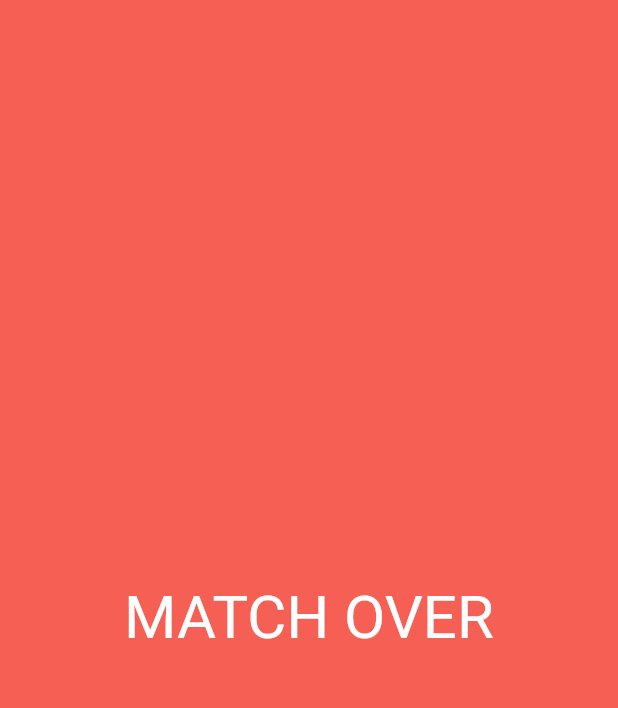
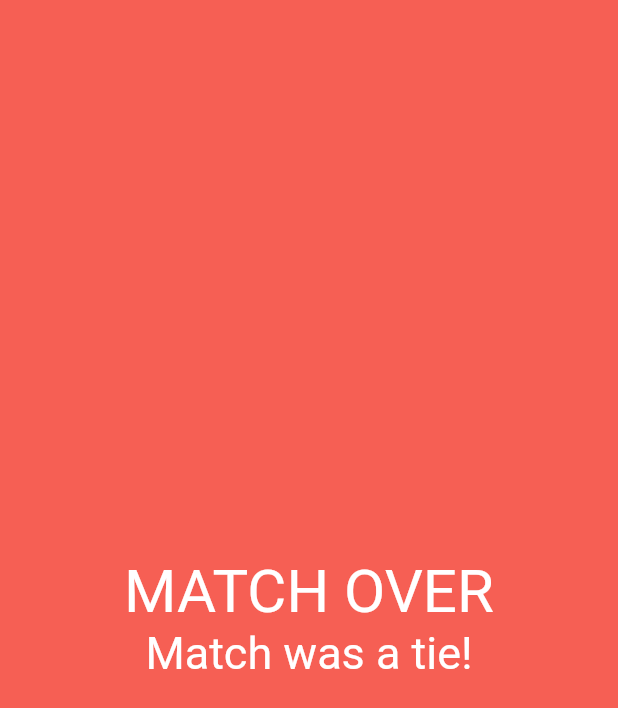
Before and after one commit to Kyoshiin/Hand-Cricket, a Flutter app: the MatchOverScreen screen opened directly, on a phone screen of 412 x 824 dp. Shown: the top 708 px of the screen. Run offline on Flutter 3.47's test engine with Material 2 defaults, Android fonts, the phone set to English and light mode, and no system bars.

Commit message:
Match result logic added

```diff
--- a/lib/Game_Logic.dart
+++ b/lib/Game_Logic.dart
@@ -1,17 +1,16 @@
-import 'package:flutter/cupertino.dart';
 import 'package:hand_cricket_flutter/components/ImageHandler.dart';
 
 class GameLogic {
-  static int _cpuWkts=0;
+  static int _cpuWkts = 0;
   static int _playerWkts = 0;
-  static int _cpuRuns=0;
+  static int _cpuRuns = 0;
   static int _playerRuns = 0;
   static String _choice;
   int playerHand;
   int cpuHand;
 
-  void setPLayerChoice(String s){
-    _choice =s;
+  void setPLayerChoice(String s) {
+    _choice = s;
   }
 
   void setWickets(int w) {
@@ -24,7 +23,7 @@ class GameLogic {
   }
 
   int getScoreDiff() {
-    return _choice =='bat'? _playerRuns - _cpuRuns : _cpuRuns - _playerRuns;
+    return _choice == 'bat' ? _playerRuns - _cpuRuns : _cpuRuns - _playerRuns;
   }
 
   String getcpuWickets() {
@@ -43,33 +42,56 @@ class GameLogic {
     return _playerRuns.toString();
   }
 
-  bool checkHandBatting() { //return true for fall of wickets
+  bool checkHandBatting() {
+    //return true for fall of wickets
     if (_playerWkts > 0) {
       if (playerHand != cpuHand)
         _playerRuns += playerHand;
-      else{
+      else {
         _playerWkts--;
-      return true;}
+        return true;
+      }
     }
     return false;
   }
 
   bool checkHandBowling() {
-
     if (_cpuWkts > 0) {
-      if (playerHand != cpuHand){
-        _cpuRuns += cpuHand;}
-      else{
+      if (playerHand != cpuHand) {
+        _cpuRuns += cpuHand;
+      } else {
         _cpuWkts--;
-      return true;}
+        return true;
+      }
     }
     return false;
   }
 
-  void reset(){
-    _cpuWkts=0;
+  void reset() {
+    _cpuWkts = 0;
     _playerWkts = 0;
-    _cpuRuns=0;
+    _cpuRuns = 0;
     _playerRuns = 0;
+    _choice = "";
+  }
+
+  String getMatchResults() {
+    if (_choice == 'bat') {
+      //if player chose to bat first
+      if (_playerRuns > _cpuRuns)
+        return 'You won by ' + getScoreDiff().abs().toString() + ' runs!';
+      else if (_playerRuns == _cpuRuns)
+        return 'Match was a tie!';
+      else
+        return 'Cpu won by ' + getcpuWickets().toString() + ' wickets!';
+    } else {
+      // if player chose to bowl first
+      if (_playerRuns < _cpuRuns)
+        return 'Cpu won by ' + getScoreDiff().abs().toString() + ' runs!';
+      else if (_playerRuns == _cpuRuns)
+        return 'Match was a tie!';
+      else
+        return 'You won by ' + getplayerWickets().toString() + ' wicket(s)!';
+    }
   }
 }
--- a/lib/screens/overlay_MatchOver.dart
+++ b/lib/screens/overlay_MatchOver.dart
@@ -18,13 +18,23 @@ class MatchOverScreen extends StatelessWidget {
               MaterialPageRoute(builder: (context) => SelectionPage()));
         },
         child: SizedBox.expand(
-          child: Center(
-            child: Text(
-              'MATCH OVER'.toUpperCase(),
-              style: TextStyle(
-                fontSize: 40
+          child: Column(
+            mainAxisAlignment: MainAxisAlignment.center,
+            crossAxisAlignment: CrossAxisAlignment.center,
+            children: [
+              Text(
+                'MATCH OVER'.toUpperCase(),
+                style: TextStyle(
+                  fontSize: 40
+                ),
               ),
-            ),
+              Text(
+                GameLogic().getMatchResults(),
+                style: TextStyle(
+                    fontSize: 30
+                ),
+              ),
+            ],
           ),
         ),
       ),
```
